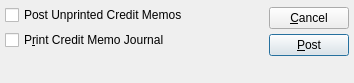
Old version of the form guiclient/postCreditMemos.ui in the repository Pegasus-RPG/xtuple-client.
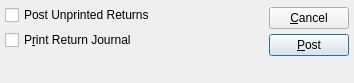
New version of the form. Custom widgets are drawn as their Qt base class.

Patch:
```diff
--- a/guiclient/postCreditMemos.ui
+++ b/guiclient/postCreditMemos.ui
@@ -54,7 +54,7 @@
          <item>
           <widget class="XCheckBox" name="_postUnprinted" >
            <property name="text" >
-            <string>Post Unprinted Credit Memos</string>
+            <string>Post Unprinted Returns</string>
            </property>
           </widget>
          </item>
@@ -87,7 +87,7 @@
          <item>
           <widget class="XCheckBox" name="_printJournal" >
            <property name="text" >
-            <string>P&amp;rint Credit Memo Journal</string>
+            <string>P&amp;rint Return Journal</string>
            </property>
           </widget>
          </item>
```
Left out of the diff: 2 changed lines with no effect on the pictures.
